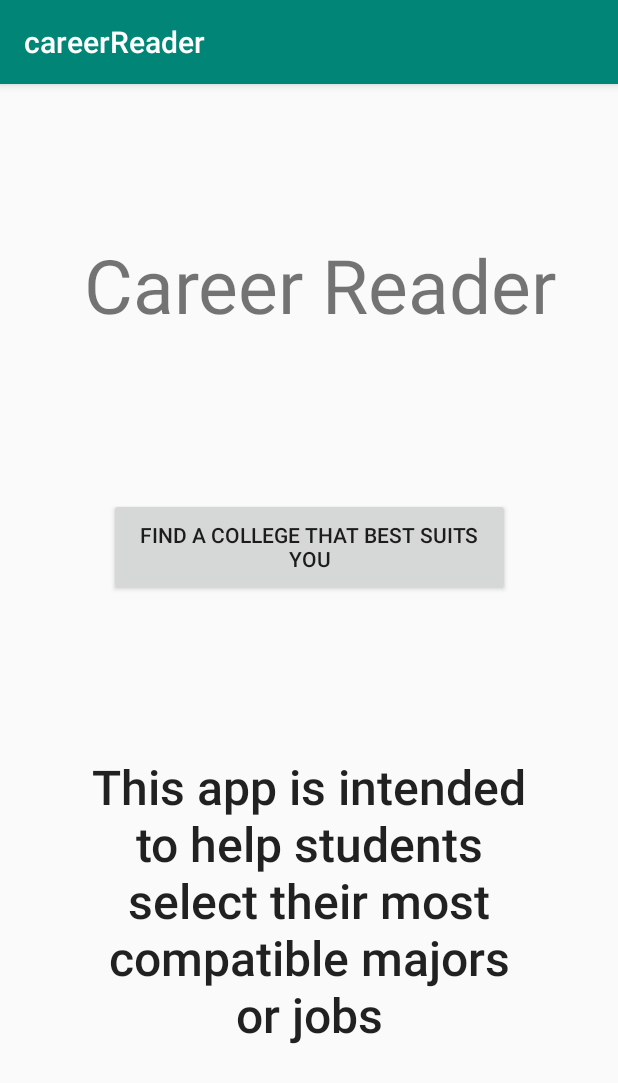
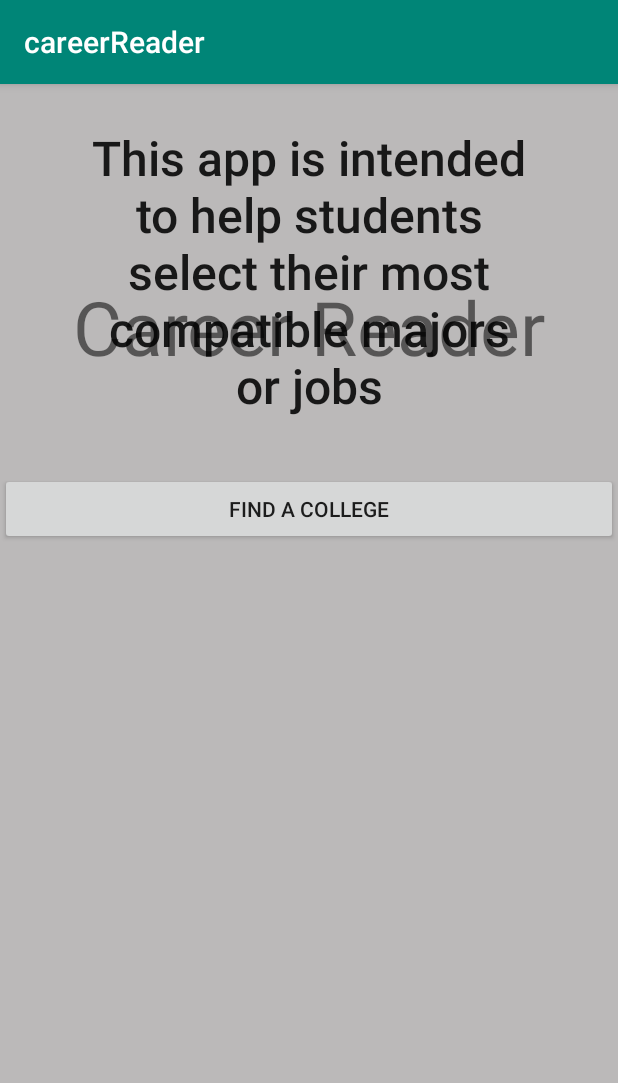
Before and after one commit to mccullochme/CareerReader, an Android app: the screen it shows after launch (MainActivity), on a phone screen of 412 x 824 dp. Shown: the top 1083 px of the screen. Run offline under Robolectric (Android 15) with nearby library versions, the phone set to English and light mode, and no system bars; 2 statements that could not run were skipped.

Commit message:
Merge branch 'master' of C:\Users\Admin\Documents\GitHub\fall-19-project-appmonsters with conflicts.

```diff
--- a/app/src/main/res/layout/activity_main.xml
+++ b/app/src/main/res/layout/activity_main.xml
@@ -4,75 +4,40 @@
     xmlns:tools="http://schemas.android.com/tools"
     android:layout_width="match_parent"
     android:layout_height="match_parent"
-    tools:context=".MainActivity"><![CDATA[
-
-
-        android:id="@+id/button2"
-        android:layout_width="0dp"
-        android:layout_height="wrap_content"
-        android:layout_marginTop="259dp"
-        android:layout_marginBottom="48dp"
-        android:text="Find A College"
-        app:layout_constraintBottom_toTopOf="@+id/textView2"
-        app:layout_constraintEnd_toEndOf="parent"
-        app:layout_constraintStart_toStartOf="parent"
-        app:layout_constraintTop_toTopOf="parent" />
-
-
-
-
-
-
-
-
-
-
-
-
-
-
-
-
-
-    ]]>
-
-    <Button
-        android:id="@+id/FindCollegeButton"
-        android:layout_width="267dp"
-        android:layout_height="65dp"
-        android:text="Find a College that best suits you"
-        app:layout_constraintBottom_toBottomOf="parent"
-        app:layout_constraintEnd_toEndOf="parent"
-        app:layout_constraintStart_toStartOf="parent"
-        app:layout_constraintTop_toTopOf="parent"
-        app:layout_constraintVertical_bias="0.393" />
+    android:background="#BBB9B9"
+    tools:context=".MainActivity">
 
     <TextView
         android:id="@+id/textView"
         android:layout_width="wrap_content"
         android:layout_height="wrap_content"
-        android:layout_marginTop="100dp"
+        android:layout_marginTop="128dp"
         android:text="Career Reader"
         android:textSize="50sp"
-        app:layout_constraintBottom_toBottomOf="parent"
         app:layout_constraintEnd_toEndOf="parent"
-        app:layout_constraintHorizontal_bias="0.577"
         app:layout_constraintStart_toStartOf="parent"
-        app:layout_constraintTop_toTopOf="parent"
-        app:layout_constraintVertical_bias="0.0" />
+        app:layout_constraintTop_toTopOf="parent" />
+
+    <Button
+        android:id="@+id/button2"
+        android:layout_width="0dp"
+        android:layout_height="wrap_content"
+        android:layout_marginTop="64dp"
+        android:text="Find A College"
+        app:layout_constraintEnd_toEndOf="parent"
+        app:layout_constraintStart_toStartOf="parent"
+        app:layout_constraintTop_toBottomOf="@+id/textView" />
 
     <TextView
         android:id="@+id/textView2"
         android:layout_width="300dp"
-        android:layout_height="0dp"
-        android:layout_marginBottom="126dp"
+        android:layout_height="250dp"
         android:gravity="center"
         android:text="This app is intended to help students select their most compatible majors or jobs"
         android:textAppearance="@style/TextAppearance.AppCompat.Body2"
         android:textSize="32dp"
-        app:layout_constraintBottom_toBottomOf="parent"
         app:layout_constraintEnd_toEndOf="parent"
         app:layout_constraintStart_toStartOf="parent"
-        app:layout_constraintTop_toBottomOf="@+id/button2" />
+        tools:layout_editor_absoluteY="355dp" />
 
 </androidx.constraintlayout.widget.ConstraintLayout>
```
